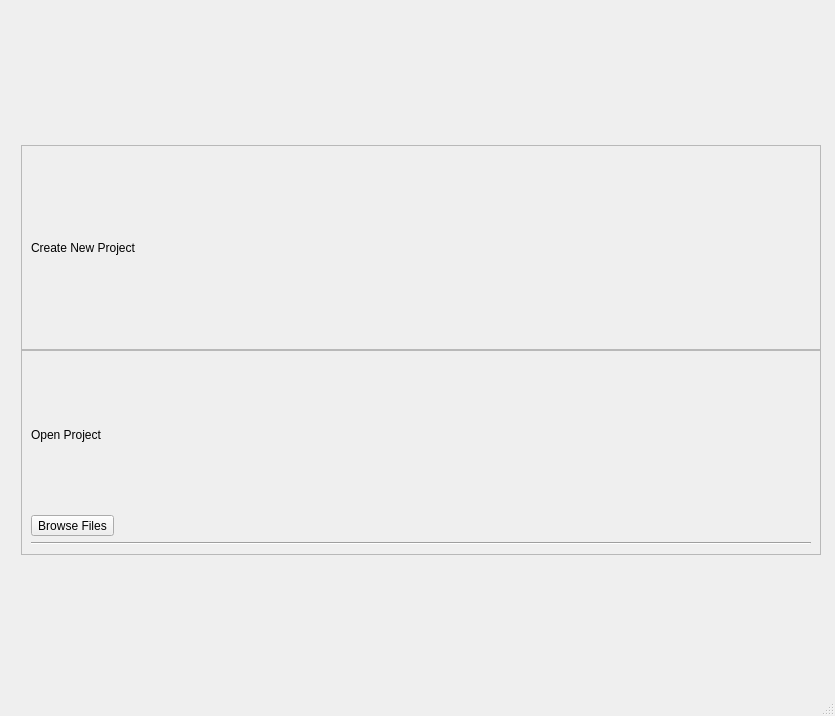
The window that ilastik/shell/gui/ui/ilastikShell.ui (ilastik/ilastik) describes before a commit, drawn with Qt 5.
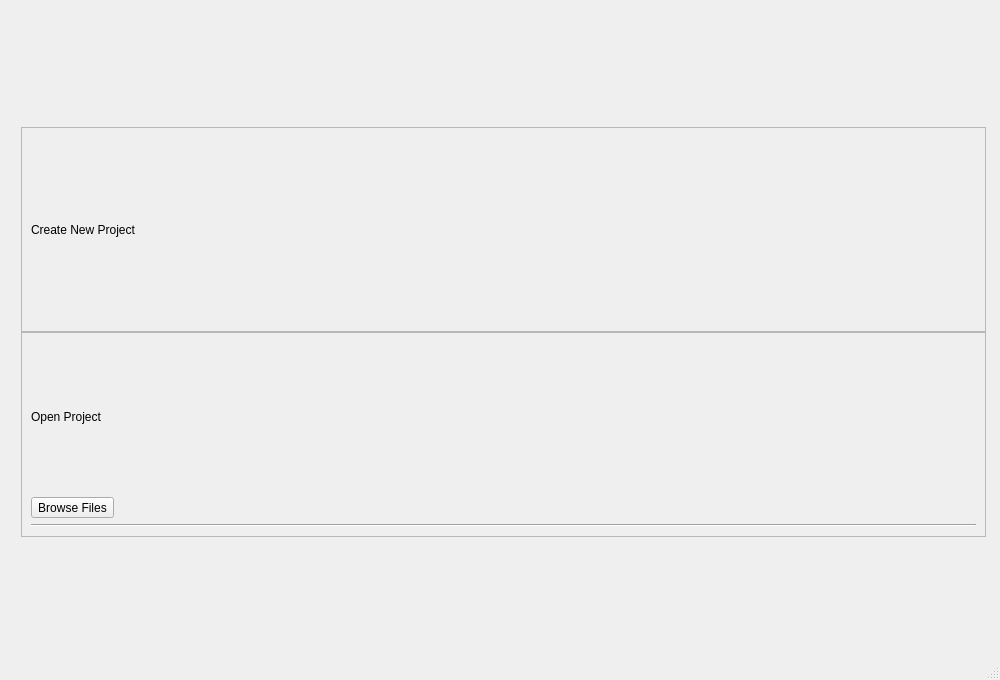
The same window after the commit. Icons and pictures are not drawn.

Commit message: changed default window size to fit beamer resolution

```diff
--- a/ilastik/shell/gui/ui/ilastikShell.ui
+++ b/ilastik/shell/gui/ui/ilastikShell.ui
@@ -6,8 +6,8 @@
    <rect>
     <x>0</x>
     <y>0</y>
-    <width>835</width>
-    <height>716</height>
+    <width>1000</width>
+    <height>680</height>
    </rect>
   </property>
   <property name="windowTitle">
@@ -94,7 +94,7 @@
                    <rect>
                     <x>0</x>
                     <y>0</y>
-                    <width>513</width>
+                    <width>678</width>
                     <height>199</height>
                    </rect>
                   </property>
@@ -138,7 +138,7 @@
                    <rect>
                     <x>0</x>
                     <y>0</y>
-                    <width>513</width>
+                    <width>678</width>
                     <height>199</height>
                    </rect>
                   </property>
```
